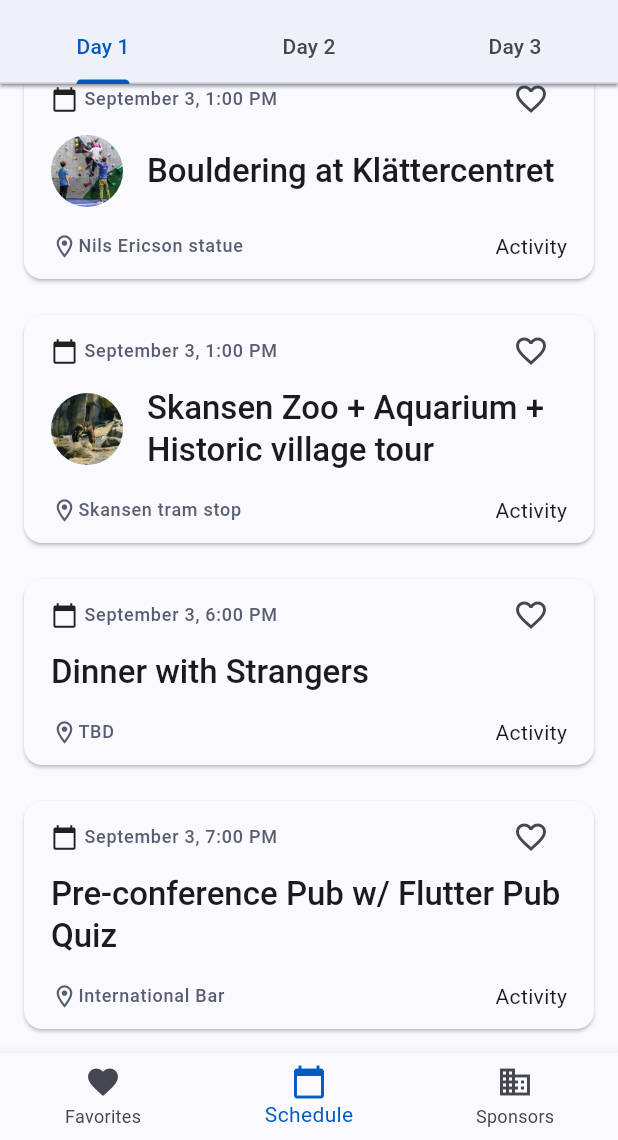
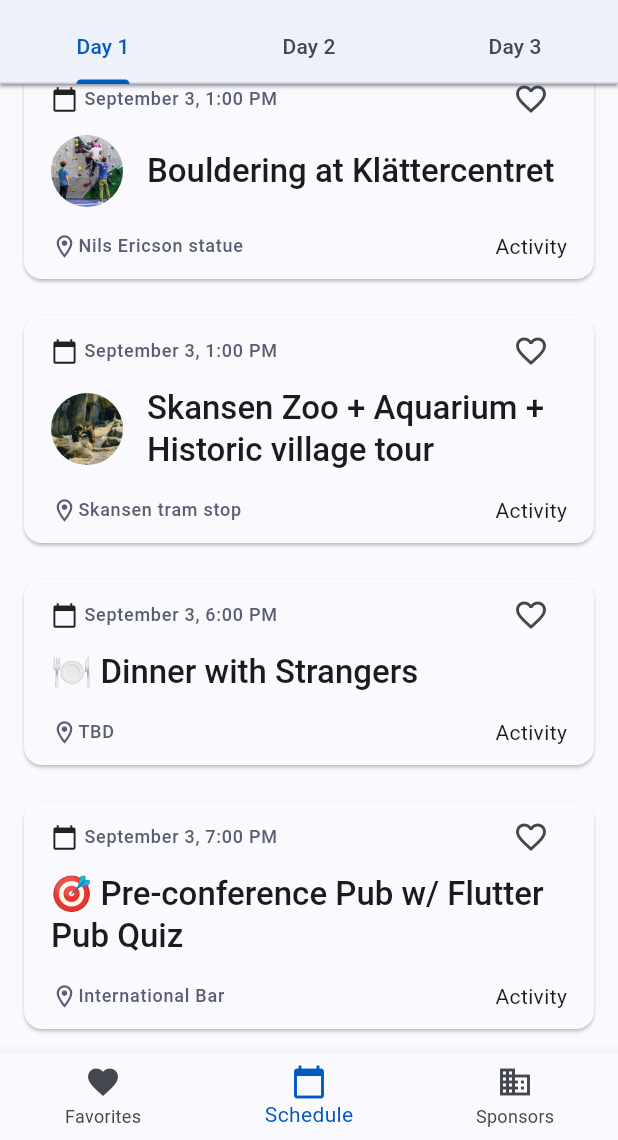
Before and after one commit to felangel/flutter_and_friends, a Flutter app: the screen it shows after launch, scrolled down 718 dp, on a phone screen of 412 x 824 dp, the part 96-1236 px from its top. Run offline on Flutter 3.47's test engine with Material 2 defaults, Android fonts, the phone set to English and light mode, and no system bars; our stand-ins replace bloc, equatable, firebase_core, flutter_bloc, font_awesome_flutter, hydrated_bloc and 1 more; missing offline and left inert: pusher_beams, restart_app, shorebird_code_push; accounts and stored records are empty.

Commit message:
style: add emojis to activity cards

```diff
--- a/lib/schedule/data/events.dart
+++ b/lib/schedule/data/events.dart
@@ -62,7 +62,7 @@
     ),
   ),
   Activity(
-    name: 'Dinner with Strangers',
+    name: '🍽️ Dinner with Strangers',
     startTime: DateTime(2023, 9, 3, 18),
     duration: const Duration(hours: 2),
     description: '''
@@ -73,7 +73,7 @@
     ),
   ),
   Activity(
-    name: 'Pre-conference Pub w/ Flutter Pub Quiz',
+    name: '🎯 Pre-conference Pub w/ Flutter Pub Quiz',
     startTime: DateTime(2023, 9, 3, 19),
     duration: const Duration(hours: 4),
     description: '''
@@ -89,7 +89,7 @@
 
 final day2 = <Event>[
   Activity(
-    name: 'Check-in at Kulturhuset',
+    name: '✅ Check-in at Kulturhuset',
     startTime: DateTime(2023, 9, 4, 9),
     duration: const Duration(hours: 1),
     location: const Location(
@@ -98,7 +98,7 @@
     ),
   ),
   Activity(
-    name: 'Welcome to Flutter & Friends!',
+    name: '👋 Welcome to Flutter & Friends!',
     startTime: DateTime(2023, 9, 4, 10),
     duration: const Duration(minutes: 10),
     location: const Location(
@@ -108,7 +108,7 @@
   ),
   ...talks.sublist(0, 3),
   Activity(
-    name: 'Lunch',
+    name: '🍽️ Lunch',
     startTime: DateTime(2023, 9, 4, 11, 30),
     duration: const Duration(minutes: 90),
     location: const Location(
@@ -120,7 +120,7 @@
   ),
   ...talks.sublist(3),
   Activity(
-    name: 'Panel discussion',
+    name: '🎙️ Panel discussion',
     startTime: DateTime(2023, 9, 4, 17, 20),
     duration: const Duration(minutes: 30),
     location: const Location(
@@ -131,7 +131,7 @@
 What is next for Flutter and its community? What problems are developers currently facing and how do we solve them? Join us as we finish the conference day with a panel of community members.''',
   ),
   Activity(
-    name: 'Closing Remarks',
+    name: '🎬 Closing Remarks',
     startTime: DateTime(2023, 9, 4, 17, 50),
     duration: const Duration(minutes: 10),
     location: const Location(
@@ -140,12 +140,12 @@
     ),
   ),
   Activity(
-    name: 'Party!',
-    startTime: DateTime(2023, 9, 4, 20),
+    name: '🎉 Party',
+    startTime: DateTime(2023, 9, 4, 19, 30),
     duration: const Duration(hours: 4),
     location: const Location(
-      name: 'Hus 7',
-      coordinates: (59.2928276, 18.0775777),
+      name: 'Slaktkyrkan',
+      coordinates: (59.2925902, 18.0776807),
     ),
     description: '''
 You've been through a long conference day, now you deserve a party! Celebrate the Flutter community with DJ Albin, photo booth, games and beverages.''',
@@ -154,7 +154,7 @@
 
 final day3 = <Event>[
   Activity(
-    name: 'Check-in at either NoA or Devoteam',
+    name: '✅ Check-in at either NoA or Devoteam',
     startTime: DateTime(2023, 9, 5, 9, 30),
     duration: const Duration(minutes: 30),
     location: const Location(
```
Also changed, not shown: lib/schedule/data/workshops.dart (+8 -8 lines).
